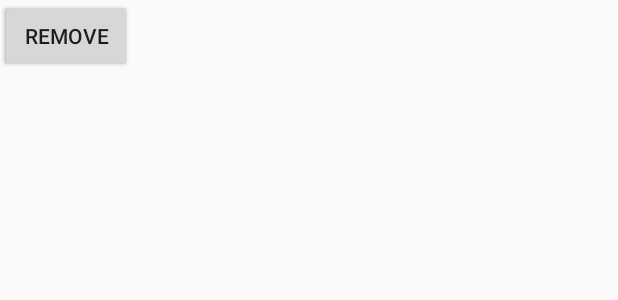
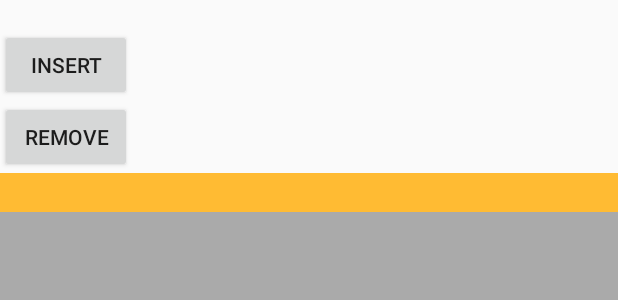
Before and after one commit to dzzheng3/mvvmNeww, an Android app: the layout activity_main.xml on its own in the app's theme, with its tools: preview values and no code run, on a phone screen of 412 x 824 dp. Shown: the top 300 px of the screen. Run offline under Robolectric (Android 15) with nearby library versions, the phone set to English and light mode, and no system bars.

Commit message:
add new person activity

```diff
--- a/app/src/main/res/layout/activity_main.xml
+++ b/app/src/main/res/layout/activity_main.xml
@@ -3,11 +3,12 @@
     <data>
         <variable name="person" type="com.example.nzheng2.myapplication.room.Person"/>
     </data>
-    <android.support.constraint.ConstraintLayout
+    <LinearLayout
             xmlns:android="http://schemas.android.com/apk/res/android"
             xmlns:tools="http://schemas.android.com/tools"
             xmlns:app="http://schemas.android.com/apk/res-auto"
             android:layout_width="match_parent"
+            android:orientation="vertical"
             android:layout_height="match_parent"
             tools:context=".MainActivity">
 
@@ -21,9 +22,18 @@
                 app:layout_constraintTop_toTopOf="parent"/>
         <Button android:layout_width="wrap_content" android:layout_height="wrap_content"
                 android:text="insert"
-                android:id="@+id/bt_insert"/>
+                android:id="@+id/bt_insert"
+                android:src="@drawable/ic_add_black_24dp"/>
         <Button android:layout_width="wrap_content" android:layout_height="wrap_content"
                 android:text="remove"
                 android:id="@+id/bt_remove"/>
-    </android.support.constraint.ConstraintLayout>
+        <android.support.v7.widget.RecyclerView
+                android:id="@+id/rv"
+                android:layout_width="match_parent"
+                android:layout_height="match_parent"
+                android:background="@android:color/darker_gray"
+                tools:listitem="@layout/recyclerview_item">
+
+        </android.support.v7.widget.RecyclerView>
+    </LinearLayout>
 </layout>
--- a/app/src/main/res/layout/recyclerview_item.xml
+++ b/app/src/main/res/layout/recyclerview_item.xml
@@ -2,5 +2,9 @@
 <android.support.constraint.ConstraintLayout xmlns:android="http://schemas.android.com/apk/res/android"
                                              android:layout_width="match_parent"
                                              android:layout_height="match_parent">
-
+    <TextView
+            android:id="@+id/tv_name"
+            android:layout_width="match_parent" android:layout_height="wrap_content"
+              style="@style/person_name"
+              android:background="@android:color/holo_orange_light"/>
 </android.support.constraint.ConstraintLayout>
--- a/app/src/main/res/values/colors.xml
+++ b/app/src/main/res/values/colors.xml
@@ -3,4 +3,5 @@
     <color name="colorPrimary">#008577</color>
     <color name="colorPrimaryDark">#00574B</color>
     <color name="colorAccent">#D81B60</color>
+    <color name="buttonLabel">#d3d3d3</color>
 </resources>
--- a/app/src/main/res/values/dimens.xml
+++ b/app/src/main/res/values/dimens.xml
@@ -1,3 +1,6 @@
 <?xml version="1.0" encoding="utf-8"?>
 <resources>
+    <dimen name="small_padding">6dp</dimen>
+    <dimen name="big_padding">16dp</dimen>
+    <dimen name="fab_margin">16dp</dimen>
 </resources>
--- a/app/src/main/res/values/strings.xml
+++ b/app/src/main/res/values/strings.xml
@@ -1,3 +1,7 @@
 <resources>
     <string name="app_name">My Application</string>
+    <string name="hint_word">Word...</string>
+    <string name="button_save">Save</string>
+    <string name="empty_not_saved">Word not saved because it is empty.</string>
+    <string name="title_activity_new_person">NewPersonActivity</string>
 </resources>
--- a/app/src/main/res/values/styles.xml
+++ b/app/src/main/res/values/styles.xml
@@ -8,4 +8,18 @@
         <item name="colorAccent">@color/colorAccent</item>
     </style>
 
+    <style name="person_name">
+        <item name="android:layout_width">match_parent</item>
+        <item name="android:height">26sp</item>
+        <item name="android:textSize">24sp</item>
+        <item name="android:textStyle">bold</item>
+        <item name="android:layout_marginBottom">6sp</item>
+        <item name="android:paddingLeft">8dp</item>
+    </style>
+    <style name="AppTheme.NoActionBar">
+        <item name="windowActionBar">false</item>
+        <item name="windowNoTitle">true</item>
+    </style>
+    <style name="AppTheme.AppBarOverlay" parent="ThemeOverlay.AppCompat.Dark.ActionBar"/>
+    <style name="AppTheme.PopupOverlay" parent="ThemeOverlay.AppCompat.Light"/>
 </resources>
```
Also changed, not shown: app/build.gradle (+9 -10 lines), app/src/main/AndroidManifest.xml (+7 -1 lines), app/src/main/java/com/example/nzheng2/myapplication/MainActivity.kt (+39 -1 lines), app/src/main/java/com/example/nzheng2/myapplication/MainViewModel.kt (+29 -3 lines), app/src/main/java/com/example/nzheng2/myapplication/NewPersonActivity.kt (+17 -4 lines), app/src/main/java/com/example/nzheng2/myapplication/recyclerview/PersonListAdapter.kt (+36 -0 lines), app/src/main/java/com/example/nzheng2/myapplication/room/PersonDatabase.kt (+24 -1 lines), app/src/main/java/com/example/nzheng2/myapplication/room/PersonRepositlory.kt (+6 -1 lines), app/src/main/res/layout/activity_new_person.xml (+10 -28 lines).
